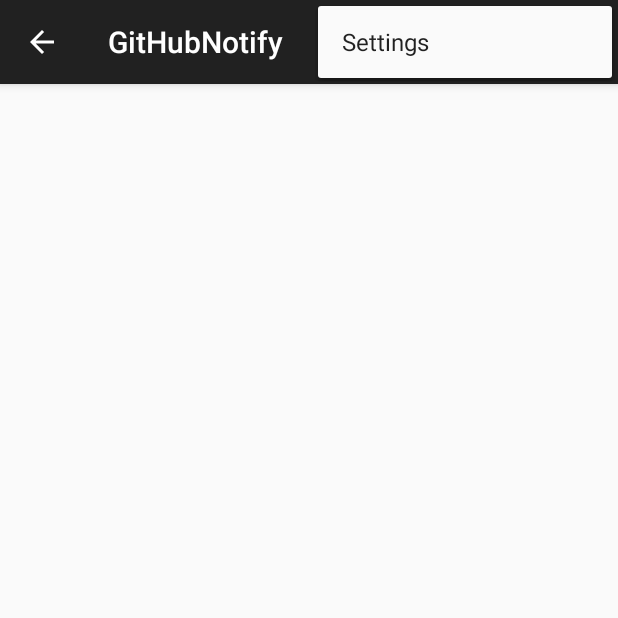
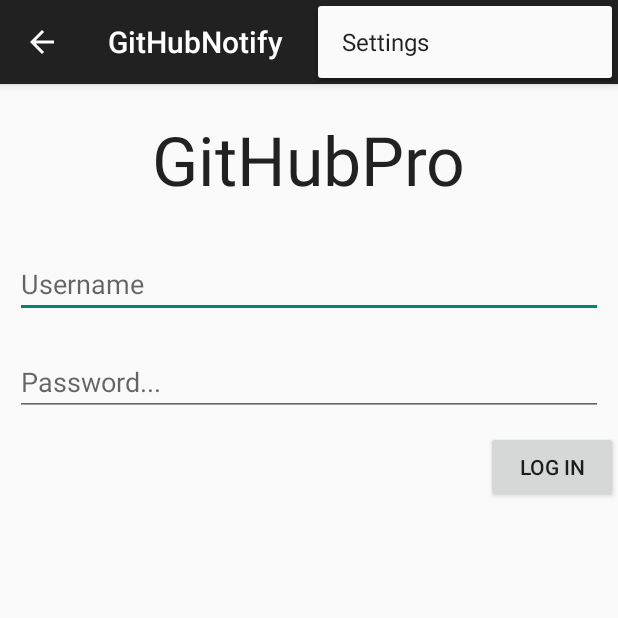
Before and after one commit to xuugii/AgileAndroid, an Android app: the screen it shows after launch (MainActivity), with the options menu open, on a phone screen of 412 x 824 dp, the top half of it. Run offline under Robolectric (Android 15) with nearby library versions, the light colour scheme and no system bars; 2 statements that could not run were skipped.

Commit message:
Login interface.
Just the interface, no specific action triggered.

```diff
--- a/GitHubPro/app/build.gradle
+++ b/GitHubPro/app/build.gradle
@@ -1,13 +1,13 @@
 apply plugin: 'com.android.application'
 
 android {
-    compileSdkVersion 22
+    compileSdkVersion 21
     buildToolsVersion "21.1.2"
 
     defaultConfig {
         applicationId "githubnotify.githubpro.com.githubnotify"
-        minSdkVersion 19
-        targetSdkVersion 22
+        minSdkVersion 8
+        targetSdkVersion 21
         versionCode 1
         versionName "1.0"
     }
--- a/GitHubPro/app/src/main/res/layout/activity_main.xml
+++ b/GitHubPro/app/src/main/res/layout/activity_main.xml
@@ -7,7 +7,52 @@
     <!-- As the main content view, the view below consumes the entire
          space available using match_parent in both dimensions. -->
     <FrameLayout android:id="@+id/container" android:layout_width="match_parent"
-        android:layout_height="match_parent" />
+        android:layout_height="match_parent" >
+
+        <LinearLayout
+            android:orientation="vertical"
+            android:layout_width="fill_parent"
+            android:layout_height="fill_parent"
+            android:layout_gravity="center"
+            android:id="@+id/login">
+
+            <TextView
+                android:layout_width="wrap_content"
+                android:layout_height="wrap_content"
+                android:textAppearance="?android:attr/textAppearanceLarge"
+                android:text="@string/title"
+                android:textSize="45sp"
+                android:id="@+id/Title"
+                android:layout_gravity="center_horizontal"
+                android:layout_marginTop="20dp"
+                android:layout_marginBottom="20dp" />
+
+            <EditText
+                android:layout_width="match_parent"
+                android:layout_height="wrap_content"
+                android:inputType="textPersonName"
+                android:hint="@string/username"
+                android:ems="10"
+                android:id="@+id/UserNameIn"
+                android:layout_margin="10dp" />
+
+            <EditText
+                android:layout_width="match_parent"
+                android:layout_height="wrap_content"
+                android:inputType="textPassword"
+                android:ems="10"
+                android:id="@+id/PasswordIn"
+                android:hint="@string/password"
+                android:layout_margin="10dp" />
+
+            <Button
+                android:layout_width="wrap_content"
+                android:layout_height="wrap_content"
+                android:text="@string/login"
+                android:id="@+id/LoginButton"
+                android:layout_gravity="right" />
+        </LinearLayout>
+    </FrameLayout>
 
     <!-- android:layout_gravity="start" tells DrawerLayout to treat
          this as a sliding drawer on the left side for left-to-right
--- a/GitHubPro/app/src/main/res/values/strings.xml
+++ b/GitHubPro/app/src/main/res/values/strings.xml
@@ -11,4 +11,8 @@
     <string name="action_example">Example action</string>
 
     <string name="action_settings">Settings</string>
+    <string name="title">GitHubPro</string>
+    <string name="username">Username</string>
+    <string name="password">Password...</string>
+    <string name="login">Log In</string>
 </resources>
```
Also changed, not shown: 1 other file.
